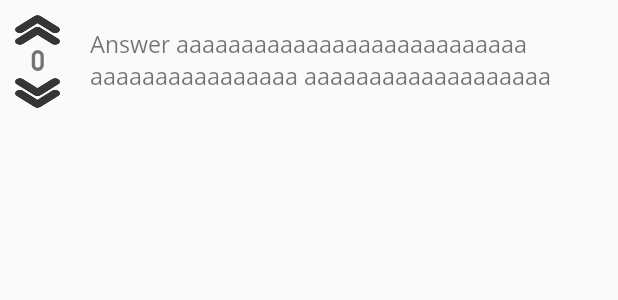
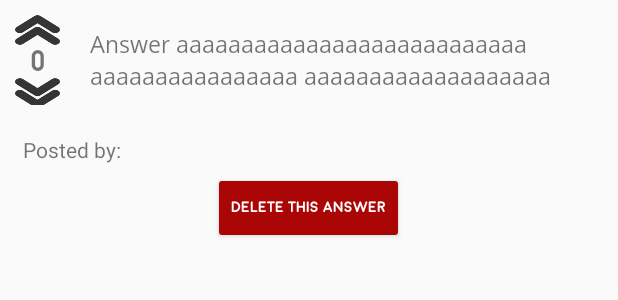
Before and after one commit to keshik6/ProjectANA, an Android app: the layout single_answer_layout.xml on its own in the app's theme, with its tools: preview values and no code run, on a phone screen of 412 x 824 dp. Shown: the top 300 px of the screen. Run offline under Robolectric (Android 15) with nearby library versions, the phone set to English and light mode, and no system bars.

Commit message:
various bug fixes

```diff
--- a/app/src/main/java/sutdcreations/classes/Question.java
+++ b/app/src/main/java/sutdcreations/classes/Question.java
@@ -94,6 +94,7 @@ public class Question {
         for (Answer ans : answers){
             if (ans.getBody().equals(answer.getBody())){
                 answers.remove(ans);
+                break;
             }
         }
     }
--- a/app/src/main/java/sutdcreations/projectana/AskQuestionActivity.java
+++ b/app/src/main/java/sutdcreations/projectana/AskQuestionActivity.java
@@ -50,7 +50,7 @@ public class AskQuestionActivity extends AppCompatActivity {
 
         //add tag to ArrayList of tags, display tag on screen
         tags.add(tagString);
-        LinearLayout tagLayout = findViewById(R.id.toTagLayout);
+        LinearLayout tagLayout = findViewById(R.id.tagLayout);
         TextView tagView = new TextView(this);
         tagView.setText(tagString);
         tagView.setPadding(0,0,50,0);
--- a/app/src/main/java/sutdcreations/projectana/FeedbackActivity.java
+++ b/app/src/main/java/sutdcreations/projectana/FeedbackActivity.java
@@ -31,6 +31,7 @@ import sutdcreations.projectana.R;
 public class FeedbackActivity extends AppCompatActivity {
     String feedbackKey;
     User user;
+    String topicKey;
     Feedback feedback;
     boolean inForeground = true;
 
@@ -51,6 +52,7 @@ public class FeedbackActivity extends AppCompatActivity {
         setContentView(R.layout.activity_feedback);
         user = ((GlobalData) getApplication()).getUser();
         feedbackKey = getIntent().getStringExtra("feedbackKey");
+        topicKey = getIntent().getStringExtra("topicKey");
 
         //get feedback object from Firebase, update layout with necessary elements
         DatabaseReference databaseReference = FirebaseDatabase.getInstance().getReference().child("Feedback").child(feedbackKey);
@@ -64,6 +66,7 @@ public class FeedbackActivity extends AppCompatActivity {
                         Toast.makeText(getApplicationContext(), "Feedback session has ended", Toast.LENGTH_LONG).show();
                         Intent intent = new Intent(getApplicationContext(), simpleAnswerActivity.class);
                         intent.putExtra("questionKey", feedbackKey);
+                        intent.putExtra("topicKey",topicKey);
                         startActivity(intent);
                         finish();
                     }
@@ -152,6 +155,7 @@ public class FeedbackActivity extends AppCompatActivity {
                             question.setFeedback(false);
                             Intent intent = new Intent(getApplicationContext(), simpleAnswerActivity.class);
                             intent.putExtra("questionKey",feedbackKey);
+                            intent.putExtra("topicKey",topicKey);
                             startActivity(intent);
                             DatabaseAddHelper.updateQuestion(FirebaseDatabase.getInstance(),question);
 
--- a/app/src/main/java/sutdcreations/projectana/LoginActivity.java
+++ b/app/src/main/java/sutdcreations/projectana/LoginActivity.java
@@ -53,6 +53,12 @@ public class LoginActivity extends AppCompatActivity implements View.OnClickList
 
     }
 
+    //back button should do nothing on login page
+    @Override
+    public void onBackPressed(){
+
+    }
+
     private void signIn(){
         email = getEmail.getText().toString().trim();
         password = getPassword.getText().toString().trim();
--- a/app/src/main/java/sutdcreations/projectana/NotificationFragment.java
+++ b/app/src/main/java/sutdcreations/projectana/NotificationFragment.java
@@ -95,6 +95,7 @@ public class NotificationFragment extends Fragment {
                 public void onClick(View view) {
                     Intent intent = new Intent(getActivity().getApplicationContext(),simpleAnswerActivity.class);
                     intent.putExtra("questionKey",questionKey);
+                    intent.putExtra("fromNotif",true);
                     startActivity(intent);
                     userFromFirebase.removeNotification(questionKey);
                     DatabaseAddHelper.updateStudent(FirebaseDatabase.getInstance(),userFromFirebase);
--- a/app/src/main/res/layout/single_answer_layout.xml
+++ b/app/src/main/res/layout/single_answer_layout.xml
@@ -3,6 +3,7 @@
     xmlns:app="http://schemas.android.com/apk/res-auto"
     android:orientation="vertical" android:layout_width="match_parent"
     android:layout_height="wrap_content">
+
     <LinearLayout
         android:layout_width="match_parent"
         android:layout_height="wrap_content"
@@ -42,22 +43,18 @@
                 android:background="@drawable/down_arrow" />
         </LinearLayout>
 
+
         <TextView
             android:id="@+id/answer"
             android:layout_width="match_parent"
             android:layout_height="60dp"
             android:layout_marginStart="20dp"
+            android:backgroundTint="#FFFFFF"
+            android:fontFamily="@font/opensans_regular"
+            android:gravity="center_vertical"
             android:text="Answer aaaaaaaaaaaaaaaaaaaaaaaaaaa aaaaaaaaaaaaaaaa aaaaaaaaaaaaaaaaaaa"
-                android:gravity="center_vertical"
-                android:fontFamily="@font/opensans_regular"
-                android:backgroundTint="#FFFFFF"
             android:textSize="15sp" />
-
-        <LinearLayout
-                android:layout_width="match_parent"
-                android:layout_height="wrap_content"
-                android:layout_marginLeft="10dp"
-                android:orientation="horizontal">
+    </LinearLayout>
         <TextView
             android:id="@+id/postedBy"
             android:layout_width="wrap_content"
@@ -66,24 +63,20 @@
             android:layout_marginTop="10dp"
             android:text="Posted by:" />
 
-
-        </LinearLayout>
-
     <Button
         android:id="@+id/deleteButton"
-            android:layout_width="50dp"
-            android:layout_height="20dp"
+        android:layout_width="wrap_content"
+        android:layout_height="wrap_content"
+        android:layout_gravity="center_horizontal"
         android:layout_marginTop="5dp"
-            android:gravity="center"
         android:backgroundTint="#AB0606"
+        android:fontFamily="@font/moon_bold"
         android:onClick="onClickDeleteAnswer"
-            android:text="Delete"
-            android:textSize="10dp"
-            android:fontFamily="@font/moon_bold"
-            android:layout_gravity="center"
-            android:textColor="#FFFFFF" />
+        android:text="Delete this answer"
+        android:textAlignment="center"
+        android:textColor="#FFFFFF"
+        android:textSize="10dp" />
 
-    </LinearLayout>
 
 
     </LinearLayout>
```
Also changed, not shown: app/src/main/java/sutdcreations/projectana/CourseTopicActivity.java (+8 -0 lines), app/src/main/java/sutdcreations/projectana/MainFragment.java (+9 -0 lines), app/src/main/java/sutdcreations/projectana/simpleAnswerActivity.java (+13 -1 lines), app/src/main/java/sutdcreations/projectana/simpleQuestionActivity.java (+15 -0 lines), app/src/main/res/layout/activity_ask_question.xml (+10 -0 lines). Lines whose indentation alone changed are shown as unchanged.
